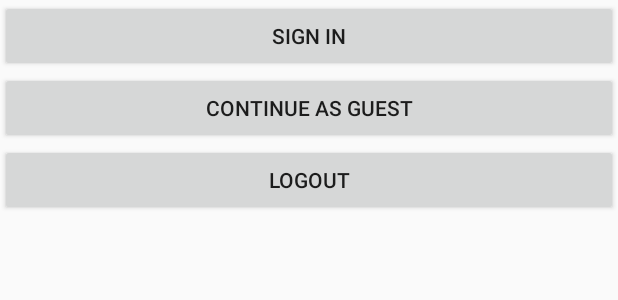
After one commit to tonyluCM/AndroidFP, an Android app: the layout initialpage.xml on its own in the app's theme, with its tools: preview values and no code run, on a phone screen of 412 x 824 dp. The commit adds this screen. Shown: the top 300 px of the screen. Run offline under Robolectric (Android 15) with nearby library versions, the phone set to English and light mode, and no system bars; network calls fail.

Commit message:
intial page added

```diff
--- a/app/src/main/java/edu/cs371m/finalproject/ui/Favorites.kt
+++ b/app/src/main/java/edu/cs371m/finalproject/ui/Favorites.kt
@@ -66,12 +66,14 @@ class Favorites: Fragment() {
             adapter.submitList(it)
             adapter.notifyDataSetChanged()
         }
+        /**
         viewModel.observeSearchedFavoriteList().observe(viewLifecycleOwner)
         {
             adapter.submitList(it)
             adapter.notifyDataSetChanged()
 
         }
+        **/
 
 
         // Add to menu
--- a/app/src/main/java/edu/cs371m/finalproject/ui/HomeFragment.kt
+++ b/app/src/main/java/edu/cs371m/finalproject/ui/HomeFragment.kt
@@ -68,10 +68,12 @@ class HomeFragment: Fragment() {
             adapter.submitList(it)
             adapter.notifyDataSetChanged()
         }
+        /**
         viewModel.observeSearchedRedditPosts().observe(viewLifecycleOwner){
             adapter.submitList(it)
             adapter.notifyDataSetChanged()
         }
+        **/
         notifyWhenFragmentForegrounded(adapter)
 
 
--- a/app/src/main/java/edu/cs371m/finalproject/ui/MainViewModel.kt
+++ b/app/src/main/java/edu/cs371m/finalproject/ui/MainViewModel.kt
@@ -78,6 +78,7 @@ class MainViewModel : ViewModel() {
         FirebaseAuth.getInstance().signOut()
         userLogout()
     }
+/**
     //Thanks to the filter list example
     private val searchedredditposts =MediatorLiveData<List<RedditPost>>().apply {
         addSource(searchTerm)    { value = filterPosts()}
@@ -127,7 +128,7 @@ class MainViewModel : ViewModel() {
             it.searchFor(searchValue)
         }
     }
-
+**/
     // Looks pointless, but if LiveData is set up properly, it will fetch posts
     // from the network
     fun repoFetch() {
@@ -175,6 +176,7 @@ class MainViewModel : ViewModel() {
     fun removeFavorite(redditpost: RedditPost) {
         favoritelist.value = favoritelist.value?.minus(redditpost)?: listOf(redditpost)
     }
+    /**
     //searching ones
     fun observeSearchedRedditPosts(): LiveData<List<RedditPost>>
     {
@@ -190,7 +192,7 @@ class MainViewModel : ViewModel() {
     fun setSearchTerm(s: String) {
         searchTerm.value = s
     }
-
+**/
     // Convenient place to put it as it is shared
     companion object {
         const val titleKey = "titleKey"
--- a/app/src/main/java/edu/cs371m/finalproject/ui/subreddits/Subreddits.kt
+++ b/app/src/main/java/edu/cs371m/finalproject/ui/subreddits/Subreddits.kt
@@ -55,11 +55,13 @@ class Subreddits : Fragment() {
             adapter.submitList(it)
             adapter.notifyDataSetChanged()
         }
+        /**
         viewModel.observeSearchedSubRedditList().observe(viewLifecycleOwner)
         {
             adapter.submitList(it)
             adapter.notifyDataSetChanged()
         }
+        **/
 
     }
 
--- /dev/null
+++ b/app/src/main/res/layout/initialpage.xml
@@ -0,0 +1,38 @@
+<?xml version="1.0" encoding="utf-8"?>
+<androidx.constraintlayout.widget.ConstraintLayout
+    xmlns:android="http://schemas.android.com/apk/res/android"
+    xmlns:app="http://schemas.android.com/apk/res-auto"
+    xmlns:tools="http://schemas.android.com/tools"
+    android:layout_width="match_parent"
+    android:layout_height="match_parent">
+
+    <Button
+        android:id="@+id/SignIn"
+        android:layout_width="match_parent"
+        android:layout_height="wrap_content"
+        android:text="Sign In"
+        app:layout_constraintTop_toTopOf="parent"
+        app:layout_constraintBottom_toTopOf="@+id/GuestIn"
+        app:layout_constraintEnd_toEndOf="parent"
+        app:layout_constraintStart_toStartOf="parent"
+        ></Button>
+
+    <Button
+        android:id="@+id/GuestIn"
+        android:layout_width="match_parent"
+        android:layout_height="wrap_content"
+        android:text="Continue As Guest"
+        app:layout_constraintTop_toBottomOf="@+id/SignIn"
+        app:layout_constraintEnd_toEndOf="parent"
+        app:layout_constraintStart_toStartOf="parent"
+        ></Button>
+    <Button
+        android:id="@+id/LogOut"
+        android:layout_width="match_parent"
+        android:layout_height="wrap_content"
+        android:text="Logout"
+        app:layout_constraintTop_toBottomOf="@+id/GuestIn"
+        app:layout_constraintEnd_toEndOf="parent"
+        app:layout_constraintStart_toStartOf="parent"
+        ></Button>
+</androidx.constraintlayout.widget.ConstraintLayout>
```
Also changed, not shown: app/src/main/java/edu/cs371m/finalproject/MainActivity.kt (+10 -13 lines), app/src/main/java/edu/cs371m/finalproject/ui/InitialPage.kt (added, +73 -0 lines), app/src/main/res/layout/action_bar.xml (+4 -13 lines).
